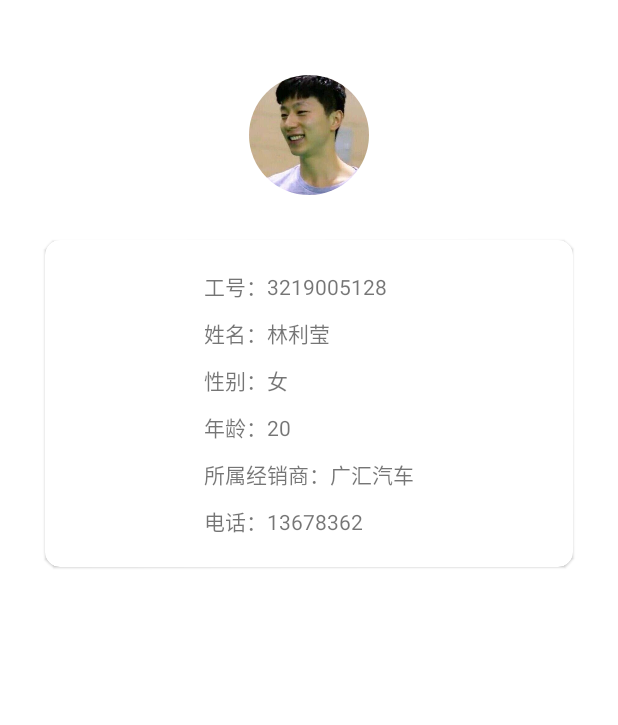
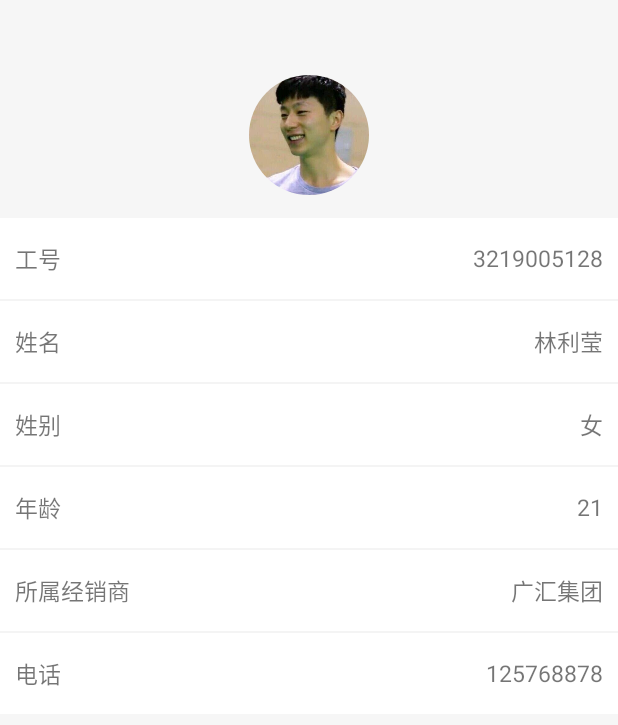
Before and after one commit to rachel-lly/CarSaleSystem, an Android app: the fragment MineFragment shown on its own in the app's theme, on a phone screen of 412 x 824 dp. Shown: the top 725 px of the screen. Run offline under Robolectric (Android 15) with nearby library versions, the phone set to English and light mode, and no system bars; our stand-ins replace CircleImageView.

Commit message:
mine_fragment (circleImageView)

```diff
--- /dev/null
+++ b/app/src/main/res/drawable/item_pressed_state.xml
@@ -0,0 +1,12 @@
+<?xml version="1.0" encoding="utf-8"?>
+<selector xmlns:android="http://schemas.android.com/apk/res/android">
+
+    <item android:state_pressed="false">
+        <color android:color="@color/white_bg_gray"/>
+    </item>
+
+    <item android:state_pressed="true">
+       <color android:color="@color/press_color"/>
+    </item>
+
+</selector>
--- /dev/null
+++ b/app/src/main/res/layout/carinfo_card.xml
@@ -0,0 +1,62 @@
+<?xml version="1.0" encoding="utf-8"?>
+<com.google.android.material.card.MaterialCardView
+    xmlns:android="http://schemas.android.com/apk/res/android"
+    xmlns:app="http://schemas.android.com/apk/res-auto"
+    android:layout_width="wrap_content"
+    android:layout_height="wrap_content"
+    android:layout_margin="5dp"
+    app:cardCornerRadius="4dp">
+
+    <RelativeLayout
+        android:layout_width="wrap_content"
+        android:layout_height="wrap_content"
+        android:background="?android:attr/colorBackground"
+        >
+
+        <ImageView
+            android:id="@+id/car_img"
+            android:layout_width="match_parent"
+            android:layout_height="150dp"
+            android:scaleType="centerCrop"
+            android:src="@drawable/car_item"
+            />
+
+
+        <TextView
+            android:id="@+id/car_name"
+            android:layout_width="wrap_content"
+            android:layout_height="wrap_content"
+            android:layout_below="@+id/car_img"
+            android:layout_centerHorizontal="true"
+            android:textSize="16sp"
+            android:text="布加迪"
+            android:textColor="?android:attr/textColorPrimary"
+            />
+
+
+        <TextView
+            android:id="@+id/car_price"
+            android:layout_width="wrap_content"
+            android:layout_height="wrap_content"
+            android:layout_below="@+id/car_name"
+            android:layout_centerHorizontal="true"
+            android:textSize="16sp"
+            android:text="200万"
+            android:textColor="?android:attr/textColorPrimary"
+            />
+
+        <TextView
+            android:id="@+id/car_cnt"
+            android:layout_width="wrap_content"
+            android:layout_height="wrap_content"
+            android:layout_below="@+id/car_price"
+            android:layout_centerHorizontal="true"
+            android:textSize="16sp"
+            android:text="16"
+            android:textColor="?android:attr/textColorPrimary"
+            />
+
+    </RelativeLayout>
+
+
+</com.google.android.material.card.MaterialCardView>
--- a/app/src/main/res/layout/fragment_mine.xml
+++ b/app/src/main/res/layout/fragment_mine.xml
@@ -2,10 +2,10 @@
 <RelativeLayout
     xmlns:android="http://schemas.android.com/apk/res/android"
     xmlns:tools="http://schemas.android.com/tools"
-    xmlns:app="http://schemas.android.com/apk/res-auto"
     android:layout_width="match_parent"
     android:layout_height="match_parent"
     android:paddingTop="50dp"
+    android:background="#f6f6f6"
     tools:context=".MineFragment">
 
 
@@ -17,179 +17,170 @@
         android:layout_centerHorizontal="true"
         />
 
-    <com.google.android.material.card.MaterialCardView
-        android:id="@+id/main_card"
+    <LinearLayout
+        android:layout_below="@id/mine_avater"
         android:layout_width="match_parent"
         android:layout_height="wrap_content"
-        android:layout_below="@+id/mine_avater"
-        android:layout_marginTop="30dp"
-        android:layout_marginStart="30dp"
-        android:layout_marginEnd="30dp"
-        app:cardCornerRadius="10dp"
-
+        android:orientation="vertical"
+        android:layout_marginTop="15dp"
         >
 
         <RelativeLayout
-            android:layout_width="match_parent"
-            android:layout_height="match_parent"
-            android:gravity="center_horizontal"
-            android:paddingTop="10dp"
-            android:paddingBottom="20dp"
-            >
-
-            <LinearLayout
             android:id="@+id/id_layout"
-                android:layout_width="wrap_content"
-                android:layout_height="wrap_content"
-                android:orientation="horizontal"
-                android:layout_marginTop="10dp"
-
-                android:layout_gravity="center_horizontal"
+            style="@style/layout_style"
+            android:background="@drawable/item_pressed_state"
+            android:paddingTop="15dp"
+            android:paddingBottom="15dp"
             >
 
             <TextView
-                    android:layout_width="wrap_content"
-                    android:layout_height="wrap_content"
-                    android:text="工号："
+                android:text="工号"
+                style="@style/linear_item_text_behind_icon"
                 />
 
             <TextView
                 android:id="@+id/mine_id"
-                    android:layout_width="wrap_content"
-                    android:layout_height="wrap_content"
                 android:text="3219005128"
+                style="@style/linear_item_text_end"
                 />
 
-            </LinearLayout>
+        </RelativeLayout>
 
-            <LinearLayout
+        <View
+            android:layout_width="match_parent"
+            android:layout_height="1dp"
+            android:background="#f4f4f4"
+            />
+
+        <RelativeLayout
             android:id="@+id/name_layout"
-                android:layout_below="@+id/id_layout"
-                android:layout_width="wrap_content"
-                android:layout_height="wrap_content"
-                android:orientation="horizontal"
-                android:layout_marginTop="10dp"
-
+            style="@style/layout_style"
+            android:background="@drawable/item_pressed_state"
+            android:paddingTop="15dp"
+            android:paddingBottom="15dp"
             >
 
             <TextView
-                    android:layout_width="wrap_content"
-                    android:layout_height="wrap_content"
-                    android:text="姓名："
+                android:text="姓名"
+                style="@style/linear_item_text_behind_icon"
                 />
 
             <TextView
                 android:id="@+id/mine_name"
-                    android:layout_width="wrap_content"
-                    android:layout_height="wrap_content"
                 android:text="林利莹"
+                style="@style/linear_item_text_end"
                 />
 
-            </LinearLayout>
+        </RelativeLayout>
 
+        <View
+            android:layout_width="match_parent"
+            android:layout_height="1dp"
+            android:background="#f4f4f4"
+            />
 
-            <LinearLayout
+        <RelativeLayout
             android:id="@+id/sex_layout"
-                android:layout_below="@+id/name_layout"
-                android:layout_width="wrap_content"
-                android:layout_height="wrap_content"
-                android:orientation="horizontal"
-                android:layout_marginTop="10dp"
-
+            style="@style/layout_style"
+            android:background="@drawable/item_pressed_state"
+            android:paddingTop="15dp"
+            android:paddingBottom="15dp"
             >
 
             <TextView
-                    android:layout_width="wrap_content"
-                    android:layout_height="wrap_content"
-                    android:text="性别："
+                android:text="姓别"
+                style="@style/linear_item_text_behind_icon"
                 />
 
             <TextView
                 android:id="@+id/mine_sex"
-                    android:layout_width="wrap_content"
-                    android:layout_height="wrap_content"
                 android:text="女"
+                style="@style/linear_item_text_end"
                 />
 
-            </LinearLayout>
+        </RelativeLayout>
 
-            <LinearLayout
+        <View
+            android:layout_width="match_parent"
+            android:layout_height="1dp"
+            android:background="#f4f4f4"
+            />
+
+        <RelativeLayout
             android:id="@+id/age_layout"
-                android:layout_below="@+id/sex_layout"
-                android:layout_width="wrap_content"
-                android:layout_height="wrap_content"
-                android:orientation="horizontal"
-                android:layout_marginTop="10dp"
-
+            style="@style/layout_style"
+            android:background="@drawable/item_pressed_state"
+            android:paddingTop="15dp"
+            android:paddingBottom="15dp"
             >
 
             <TextView
-                    android:layout_width="wrap_content"
-                    android:layout_height="wrap_content"
-                    android:text="年龄："
+                android:text="年龄"
+                style="@style/linear_item_text_behind_icon"
                 />
 
             <TextView
                 android:id="@+id/mine_age"
-                    android:layout_width="wrap_content"
-                    android:layout_height="wrap_content"
-                    android:text="20"
+                android:text="21"
+                style="@style/linear_item_text_end"
                 />
 
-            </LinearLayout>
+        </RelativeLayout>
 
-            <LinearLayout
-                android:id="@+id/agency_name_layout"
-                android:layout_below="@+id/age_layout"
-                android:layout_width="wrap_content"
-                android:layout_height="wrap_content"
-                android:orientation="horizontal"
-                android:layout_marginTop="10dp"
+        <View
+            android:layout_width="match_parent"
+            android:layout_height="1dp"
+            android:background="#f4f4f4"
+            />
 
+        <RelativeLayout
+            android:id="@+id/agency_layout"
+            style="@style/layout_style"
+            android:background="@drawable/item_pressed_state"
+            android:paddingTop="15dp"
+            android:paddingBottom="15dp"
             >
 
             <TextView
-                    android:layout_width="wrap_content"
-                    android:layout_height="wrap_content"
-                    android:text="所属经销商："
+                android:text="所属经销商"
+                style="@style/linear_item_text_behind_icon"
                 />
 
             <TextView
                 android:id="@+id/mine_agency"
-                    android:layout_width="wrap_content"
-                    android:layout_height="wrap_content"
-                    android:text="广汇汽车"
+                android:text="广汇集团"
+                style="@style/linear_item_text_end"
                 />
 
-            </LinearLayout>
+        </RelativeLayout>
 
-            <LinearLayout
+        <View
+            android:layout_width="match_parent"
+            android:layout_height="1dp"
+            android:background="#f4f4f4"
+            />
+
+        <RelativeLayout
             android:id="@+id/phone_layout"
-                android:layout_below="@+id/agency_name_layout"
-                android:layout_width="wrap_content"
-                android:layout_height="wrap_content"
-                android:orientation="horizontal"
-                android:layout_marginTop="10dp"
-
+            style="@style/layout_style"
+            android:background="@drawable/item_pressed_state"
+            android:paddingTop="15dp"
+            android:paddingBottom="15dp"
             >
 
             <TextView
-                    android:layout_width="wrap_content"
-                    android:layout_height="wrap_content"
-                    android:text="电话："
+                android:text="电话"
+                style="@style/linear_item_text_behind_icon"
                 />
 
             <TextView
                 android:id="@+id/mine_phone"
-                    android:layout_width="wrap_content"
-                    android:layout_height="wrap_content"
-                    android:text="13678362"
+                android:text="125768878"
+                style="@style/linear_item_text_end"
                 />
+
+        </RelativeLayout>
 
     </LinearLayout>
 
 </RelativeLayout>
-
-    </com.google.android.material.card.MaterialCardView>
-
-</RelativeLayout>
--- a/app/src/main/res/values-night/themes.xml
+++ b/app/src/main/res/values-night/themes.xml
@@ -2,12 +2,7 @@
     <!-- Base application theme. -->
     <style name="Theme.CarSaleSystem" parent="Theme.MaterialComponents.DayNight.DarkActionBar">
         <!-- Primary brand color. -->
-        <item name="colorPrimary">@color/purple_200</item>
-        <item name="colorPrimaryVariant">@color/purple_700</item>
-        <item name="colorOnPrimary">@color/black</item>
-        <!-- Secondary brand color. -->
-        <item name="colorSecondary">@color/teal_200</item>
-        <item name="colorSecondaryVariant">@color/teal_200</item>
+
         <item name="colorOnSecondary">@color/black</item>
         <!-- Status bar color. -->
         <item name="android:statusBarColor" tools:targetApi="l">?attr/colorPrimaryVariant</item>
--- a/app/src/main/res/values/colors.xml
+++ b/app/src/main/res/values/colors.xml
@@ -5,12 +5,11 @@
     <color name="colorPrimaryDark">#39aeff</color>
     <color name="colorAccent">#39aeff</color>
 
+    <color name="white_bg_gray">#fff</color>
+    <color name="press_color">#f1f0ee</color>
 
-    <color name="purple_200">#FFBB86FC</color>
-    <color name="purple_500">#FF6200EE</color>
-    <color name="purple_700">#FF3700B3</color>
-    <color name="teal_200">#FF03DAC5</color>
-    <color name="teal_700">#FF018786</color>
+    <color name="color_background_gray">#f3f3f1</color>
+
     <color name="black">#FF000000</color>
     <color name="white">#FFFFFFFF</color>
 </resources>
--- a/app/src/main/res/values/strings.xml
+++ b/app/src/main/res/values/strings.xml
@@ -2,4 +2,30 @@
     <string name="app_name">CarSaleSystem</string>
 
     <string name="hello_blank_fragment">Hello blank fragment</string>
+
+
+    <style name="linear_item_text_behind_icon">
+        <item name="android:layout_width">wrap_content</item>
+        <item name="android:layout_height">wrap_content</item>
+        <item name="android:textSize">15sp</item>
+        <item name="android:layout_marginStart">10dp</item>
+        <item name="android:layout_centerVertical">true</item>
+    </style>
+
+    <style name="linear_item_text_end">
+        <item name="android:layout_width">wrap_content</item>
+        <item name="android:layout_height">wrap_content</item>
+        <item name="android:textSize">15sp</item>
+        <item name="android:layout_marginEnd">10dp</item>
+        <item name="android:layout_centerVertical">true</item>
+        <item name="android:layout_alignParentEnd">true</item>
+    </style>
+
+    <style name="layout_style">
+        <item name="android:layout_width">match_parent</item>
+        <item name="android:layout_height">wrap_content</item>
+        <item name="paddingStart">10dp</item>
+        <item name="paddingEnd">10dp</item>
+    </style>
+
 </resources>
```
Lines whose indentation alone changed are shown as unchanged.
